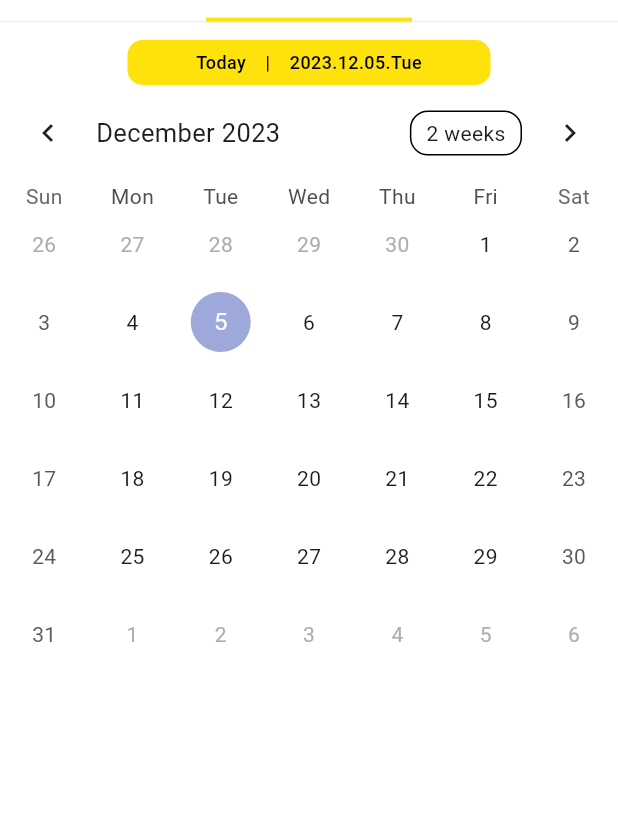
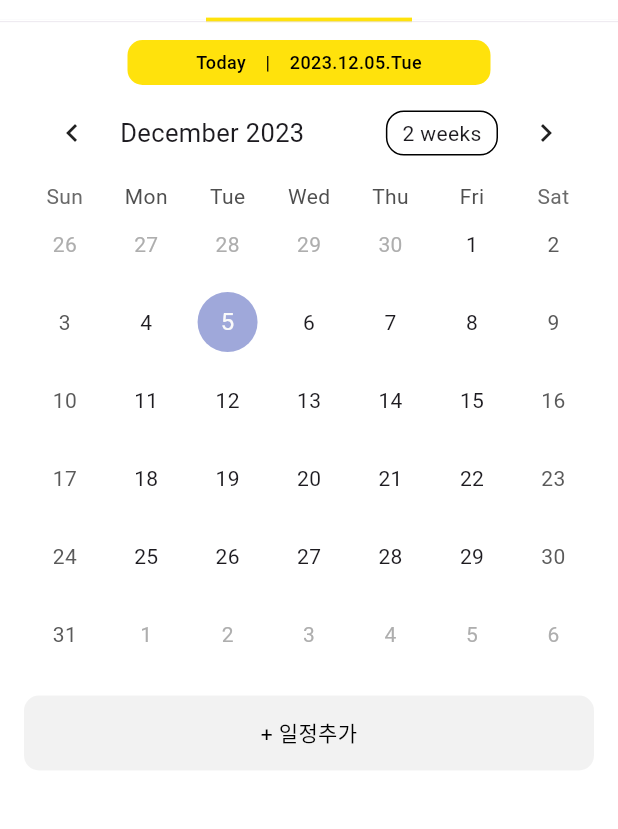
Before and after one commit to minzziPark/Flutter_project_Beeginner, a Flutter app: the SchedulePage screen opened by its route, on a phone screen of 412 x 824 dp, the part 110-939 px from its top. Run offline on Flutter 3.47's test engine with Material 3 defaults, Android fonts, the phone set to English and light mode, and no system bars; drawn by our look-alikes of table_calendar; our stand-ins replace cloud_firestore, firebase_auth, firebase_core, flutter_svg, timer_builder; accounts and stored records are empty.

Commit message:
스케줄 달력 수정

```diff
--- a/beeginner/lib/schedule.dart
+++ b/beeginner/lib/schedule.dart
@@ -1,3 +1,4 @@
+import 'package:beeginner/addschedule.dart';
 import 'package:flutter/material.dart';
 import 'package:flutter_svg/svg.dart';
 import 'package:intl/intl.dart';
@@ -157,11 +158,44 @@ class _SchedulePageState extends State<SchedulePage> {
                 );
               },
             ),
-            TableCalendar(
-              focusedDay: DateTime.now(),
-              firstDay: DateTime(2020),
-              lastDay: DateTime(2030),
-            )
+            Container(
+              width: 380,
+              child: TableCalendar(
+                focusedDay: DateTime.now(),
+                firstDay: DateTime(2020),
+                lastDay: DateTime(2030),
+              ),
+            ),
+            Padding(
+              padding: const EdgeInsets.all(15.0),
+              child: Container(
+                width: 380,
+                height: 50,
+                decoration: ShapeDecoration(
+                  color: Color(0x47D2D2D2),
+                  shape: RoundedRectangleBorder(
+                    borderRadius: BorderRadius.circular(10),
+                  ),
+                ),
+                child: GestureDetector(
+                  onTap: () {
+                    Navigator.push(
+                      context,
+                      MaterialPageRoute(
+                          builder: (context) => AddSchedulePage()),
+                    );
+                  },
+                  child: const Center(
+                    child: Text(
+                      '+ 일정추가', // 원하는 텍스트로 변경
+                      style: TextStyle(
+                        color: Color.fromARGB(255, 0, 0, 0), // 텍스트의 색상 설정
+                      ),
+                    ),
+                  ),
+                ),
+              ),
+            ),
           ],
         ),
       ),
```
